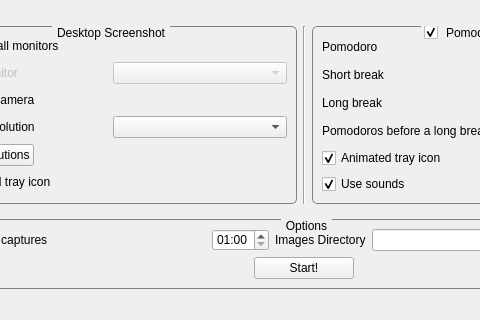
This is MainWindow.ui in FelixdelasPozas/pomodorotimelapse as Qt 5 draws it before an edit; both pictures show x 96 to 576 and y 280 to 600 of the 800 by 600 pixel window. The edited form follows.
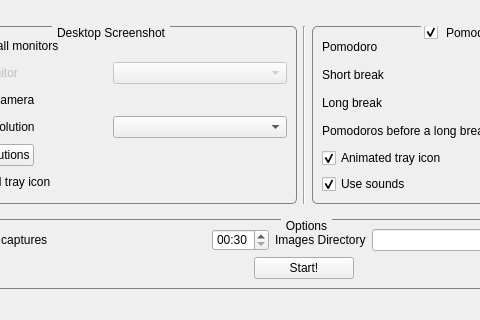
This is the edited form. Icons and pictures are not drawn.

Patch:
```diff
--- a/MainWindow.ui
+++ b/MainWindow.ui
@@ -412,6 +412,13 @@
          </item>
          <item>
           <widget class="QTimeEdit" name="m_screeshotTime">
+           <property name="time">
+            <time>
+             <hour>0</hour>
+             <minute>0</minute>
+             <second>30</second>
+            </time>
+           </property>
            <property name="maximumTime">
             <time>
              <hour>0</hour>
@@ -422,8 +429,8 @@
            <property name="minimumTime">
             <time>
              <hour>0</hour>
-             <minute>1</minute>
-             <second>0</second>
+             <minute>0</minute>
+             <second>5</second>
             </time>
            </property>
            <property name="displayFormat">
```
Left out of the diff: 6 changed lines with no effect on the pictures.
